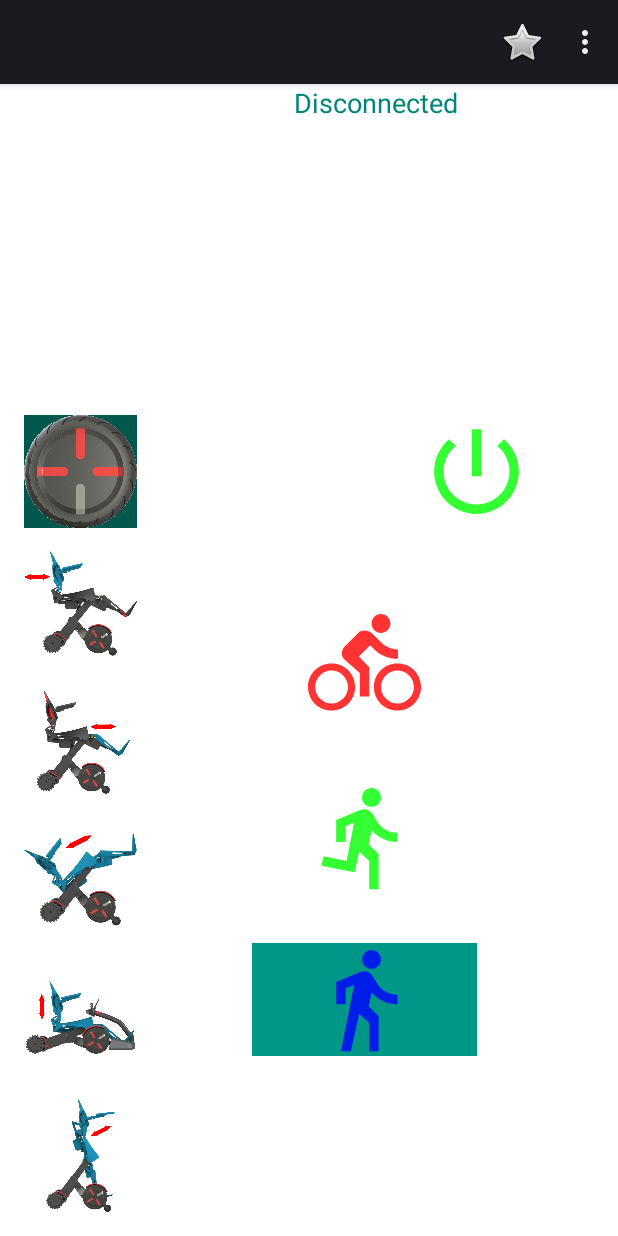
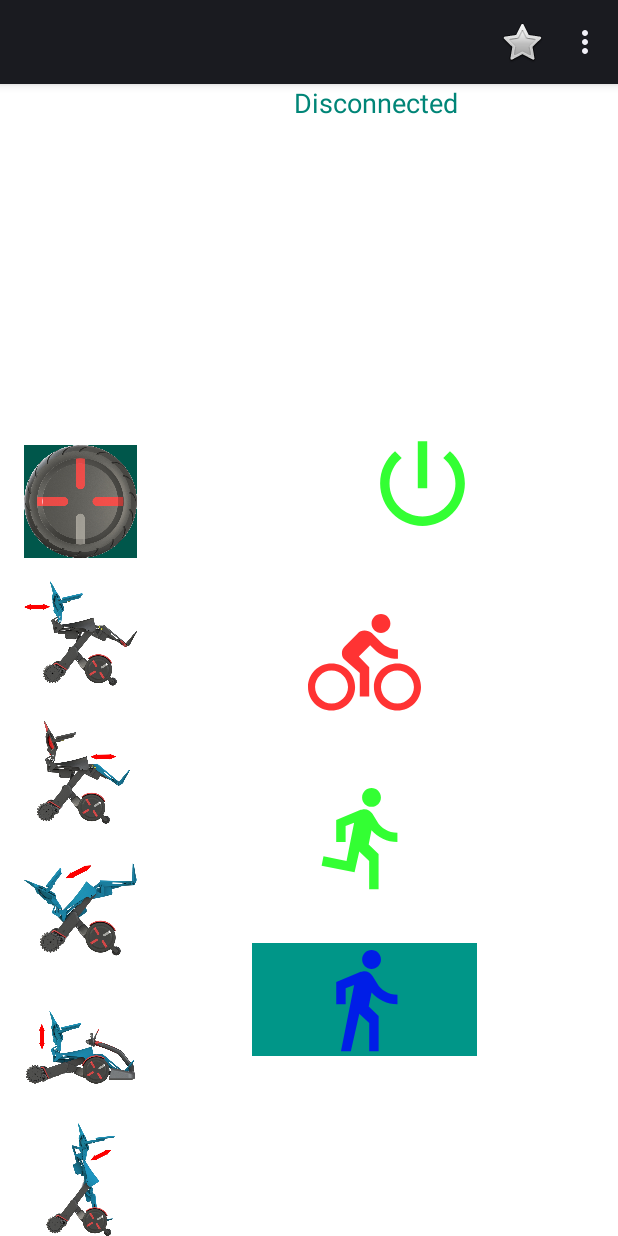
Before and after one commit to Max-Mobility/pchair, an Android app: the DeviceControlActivity screen opened directly, with no data from a screen before it, on a phone screen of 412 x 824 dp. Run offline under Robolectric (Android 15) with nearby library versions, the phone set to English and light mode, and no system bars; 3 statements that could not run were skipped.

Commit message:
adjust to big screen

```diff
--- a/app/app/src/main/res/layout/gatt_services_characteristics.xml
+++ b/app/app/src/main/res/layout/gatt_services_characteristics.xml
@@ -109,8 +109,8 @@
         style="@android:style/Widget.Holo.Button"
         android:layout_width="75dp"
         android:layout_height="75dp"
-        android:layout_marginStart="280dp"
-        android:layout_marginBottom="472dp"
+        android:layout_marginStart="244dp"
+        android:layout_marginBottom="464dp"
         android:background="#ffffff"
         android:clickable="true"
         android:contentDescription="@string/sleep"
@@ -120,16 +120,16 @@
         app:layout_constraintStart_toStartOf="parent" />
 
     <ImageView
-        android:id="@+id/image_1"
+        android:id="@+id/image_0"
         android:layout_width="75dp"
         android:layout_height="75dp"
-        android:layout_column="3"
+        android:layout_column="1"
         android:layout_marginStart="16dp"
-        android:layout_marginBottom="292dp"
+        android:layout_marginBottom="364dp"
         android:clickable="true"
-        android:contentDescription="@string/image_1"
+        android:contentDescription="@string/image_0"
         android:focusable="true"
-        android:src="@drawable/leg"
+        android:src="@drawable/back"
         app:layout_constraintBottom_toBottomOf="parent"
         app:layout_constraintStart_toStartOf="parent" />
 
@@ -139,7 +139,7 @@
         android:layout_width="75dp"
         android:layout_height="75dp"
         android:layout_marginStart="16dp"
-        android:layout_marginBottom="472dp"
+        android:layout_marginBottom="452dp"
         android:background="#ffffff"
         android:clickable="true"
         android:contentDescription="@string/run"
@@ -149,16 +149,43 @@
         app:layout_constraintStart_toStartOf="parent" />
 
     <ImageView
-        android:id="@+id/image_0"
+        android:id="@+id/image_1"
+        android:layout_width="75dp"
+        android:layout_height="75dp"
+        android:layout_column="3"
+        android:layout_marginStart="16dp"
+        android:layout_marginBottom="272dp"
+        android:clickable="true"
+        android:contentDescription="@string/image_1"
+        android:focusable="true"
+        android:src="@drawable/leg"
+        app:layout_constraintBottom_toBottomOf="parent"
+        app:layout_constraintStart_toStartOf="parent" />
+
+    <ImageView
+        android:id="@+id/image_2"
         android:layout_width="75dp"
         android:layout_height="75dp"
         android:layout_column="1"
         android:layout_marginStart="16dp"
-        android:layout_marginBottom="384dp"
+        android:layout_marginBottom="180dp"
         android:clickable="true"
-        android:contentDescription="@string/image_0"
+        android:contentDescription="@string/image_2"
         android:focusable="true"
-        android:src="@drawable/back"
+        android:src="@drawable/tilt"
+        app:layout_constraintBottom_toBottomOf="parent"
+        app:layout_constraintStart_toStartOf="parent" />
+
+    <ImageView
+        android:id="@+id/image_4"
+        android:layout_width="75dp"
+        android:layout_height="75dp"
+        android:layout_column="3"
+        android:layout_marginStart="16dp"
+        android:clickable="true"
+        android:contentDescription="@string/image_4"
+        android:focusable="true"
+        android:src="@drawable/stand"
         app:layout_constraintBottom_toBottomOf="parent"
         app:layout_constraintStart_toStartOf="parent" />
 
@@ -168,7 +195,7 @@
         android:layout_height="75dp"
         android:layout_column="1"
         android:layout_marginStart="16dp"
-        android:layout_marginBottom="108dp"
+        android:layout_marginBottom="88dp"
         android:clickable="true"
         android:contentDescription="@string/image_3"
         android:focusable="true"
@@ -177,37 +204,9 @@
         app:layout_constraintStart_toStartOf="parent" />
 
     <ImageView
-        android:id="@+id/image_4"
-        android:layout_width="75dp"
-        android:layout_height="75dp"
-        android:layout_column="3"
-        android:layout_marginStart="16dp"
-        android:layout_marginBottom="16dp"
-        android:clickable="true"
-        android:contentDescription="@string/image_4"
-        android:focusable="true"
-        android:src="@drawable/stand"
-        app:layout_constraintBottom_toBottomOf="parent"
-        app:layout_constraintStart_toStartOf="parent" />
-
-    <ImageView
-        android:id="@+id/image_2"
-        android:layout_width="75dp"
-        android:layout_height="75dp"
-        android:layout_column="1"
-        android:layout_marginStart="16dp"
-        android:layout_marginBottom="200dp"
-        android:clickable="true"
-        android:contentDescription="@string/image_2"
-        android:focusable="true"
-        android:src="@drawable/tilt"
-        app:layout_constraintBottom_toBottomOf="parent"
-        app:layout_constraintStart_toStartOf="parent" />
-
-    <ImageView
         android:id="@+id/image_zoom"
-        android:layout_width="259dp"
-        android:layout_height="287dp"
+        android:layout_width="203dp"
+        android:layout_height="255dp"
         android:layout_column="1"
         android:layout_marginStart="100dp"
         android:layout_marginBottom="96dp"
@@ -221,8 +220,8 @@
         style="@android:style/Widget.Holo.Button"
         android:layout_width="75dp"
         android:layout_height="60dp"
-        android:layout_marginStart="208dp"
-        android:layout_marginBottom="404dp"
+        android:layout_marginStart="196dp"
+        android:layout_marginBottom="400dp"
         android:background="#ffffff"
         android:clickable="true"
         android:contentDescription="@string/plus"
@@ -236,7 +235,7 @@
         style="@android:style/Widget.Holo.Button"
         android:layout_width="60dp"
         android:layout_height="60dp"
-        android:layout_marginStart="220dp"
+        android:layout_marginStart="196dp"
         android:layout_marginBottom="16dp"
         android:background="#ffffff"
         android:clickable="true"
@@ -291,10 +290,10 @@
     <ImageView
         android:id="@+id/back_to_run"
         style="@android:style/Widget.Holo.Button"
-        android:layout_width="250dp"
-        android:layout_height="350dp"
-        android:layout_marginStart="60dp"
-        android:layout_marginBottom="120dp"
+        android:layout_width="200dp"
+        android:layout_height="289dp"
+        android:layout_marginStart="80dp"
+        android:layout_marginBottom="116dp"
         android:background="#ffffff"
         android:clickable="true"
         android:contentDescription="@string/run"
```
